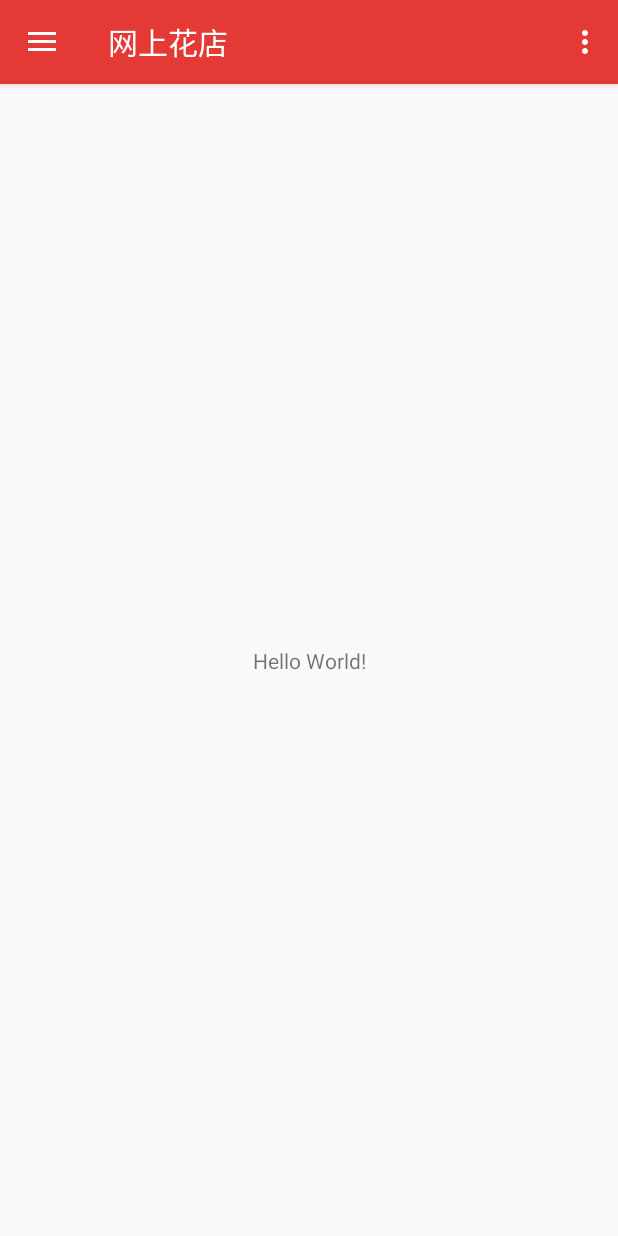
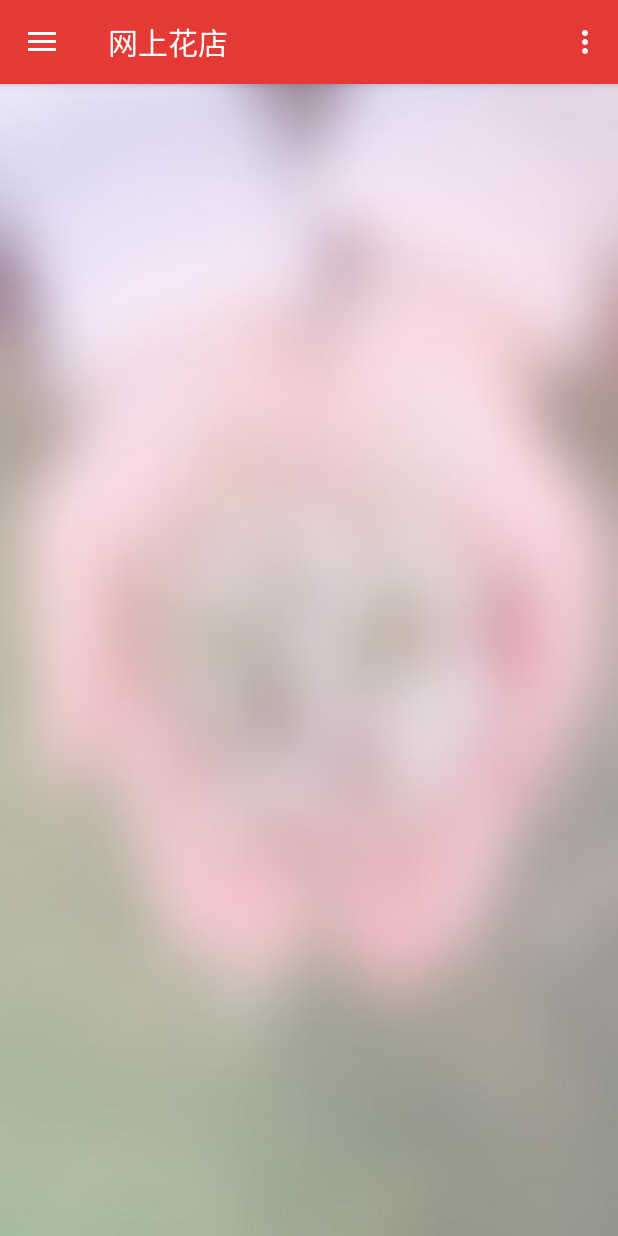
Before and after one commit to Joker-Runner/FlowerShop, an Android app: the screen it shows after launch (MainActivity), on a phone screen of 412 x 824 dp. Run offline under Robolectric (Android 15) with nearby library versions, the light colour scheme and no system bars; our stand-ins replace CircleImageView; pictures from the network do not load.

Commit message:
格式化整理代码

```diff
--- a/app/src/main/java/com/joker/flowershop/ui/MainActivity.java
+++ b/app/src/main/java/com/joker/flowershop/ui/MainActivity.java
@@ -1,13 +1,8 @@
 package com.joker.flowershop.ui;
 
 import android.content.Intent;
-import android.graphics.drawable.Animatable;
-import android.graphics.drawable.AnimationDrawable;
-import android.graphics.drawable.Drawable;
 import android.os.Bundle;
-import android.support.design.widget.FloatingActionButton;
-import android.support.design.widget.Snackbar;
-import android.view.View;
+import android.support.annotation.NonNull;
 import android.support.design.widget.NavigationView;
 import android.support.v4.view.GravityCompat;
 import android.support.v4.widget.DrawerLayout;
@@ -16,8 +11,7 @@ import android.support.v7.app.AppCompatActivity;
 import android.support.v7.widget.Toolbar;
 import android.view.Menu;
 import android.view.MenuItem;
-import android.view.animation.Animation;
-import android.view.animation.TranslateAnimation;
+import android.view.View;
 import android.widget.ImageView;
 import android.widget.TextView;
 import android.widget.Toast;
@@ -36,6 +30,7 @@ public class MainActivity extends AppCompatActivity
     protected void onCreate(Bundle savedInstanceState) {
         super.onCreate(savedInstanceState);
         this.setTheme(R.style.AppTheme_NoActionBar);
+        this.getWindow().setBackgroundDrawableResource(R.drawable.login_bg);
         setContentView(R.layout.activity_main);
         Toolbar toolbar = (Toolbar) findViewById(R.id.toolbar);
         setSupportActionBar(toolbar);
@@ -119,11 +114,11 @@ public class MainActivity extends AppCompatActivity
 
     @SuppressWarnings("StatementWithEmptyBody")
     @Override
-    public boolean onNavigationItemSelected(MenuItem item) {
+    public boolean onNavigationItemSelected(@NonNull MenuItem item) {
         // Handle navigation view item clicks here.
         int id = item.getItemId();
 
-        switch (id){
+        switch (id) {
             case R.id.nav_home:
                 break;
             case R.id.nav_subject:
@@ -135,7 +130,7 @@ public class MainActivity extends AppCompatActivity
             case R.id.nav_share:
                 break;
             case R.id.nav_scan:
-                Intent intent = new Intent(this,ScanActivity.class);
+                Intent intent = new Intent(this, ScanActivity.class);
                 startActivity(intent);
                 break;
             default:
--- a/app/src/main/res/layout/content_main.xml
+++ b/app/src/main/res/layout/content_main.xml
@@ -8,17 +8,4 @@
     tools:context="com.joker.flowershop.ui.MainActivity"
     tools:showIn="@layout/app_bar_main">
 
-    <TextView
-        android:layout_width="wrap_content"
-        android:layout_height="wrap_content"
-        android:text="Hello World!"
-        app:layout_constraintBottom_toBottomOf="parent"
-        app:layout_constraintLeft_toLeftOf="parent"
-        app:layout_constraintRight_toRightOf="parent"
-        app:layout_constraintTop_toTopOf="parent"
-        tools:layout_constraintTop_creator="1"
-        tools:layout_constraintRight_creator="1"
-        tools:layout_constraintBottom_creator="1"
-        tools:layout_constraintLeft_creator="1" />
-
 </android.support.constraint.ConstraintLayout>
```
Also changed, not shown: app/src/main/AndroidManifest.xml (+4 -4 lines), app/src/main/res/values/strings.xml (+6 -3 lines).
